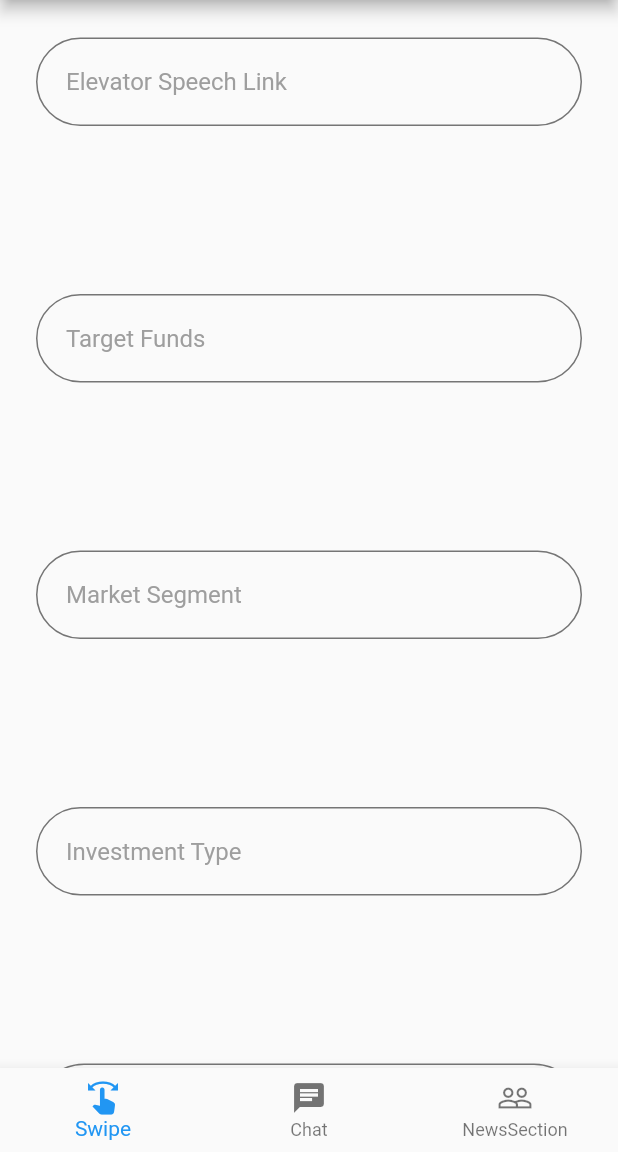
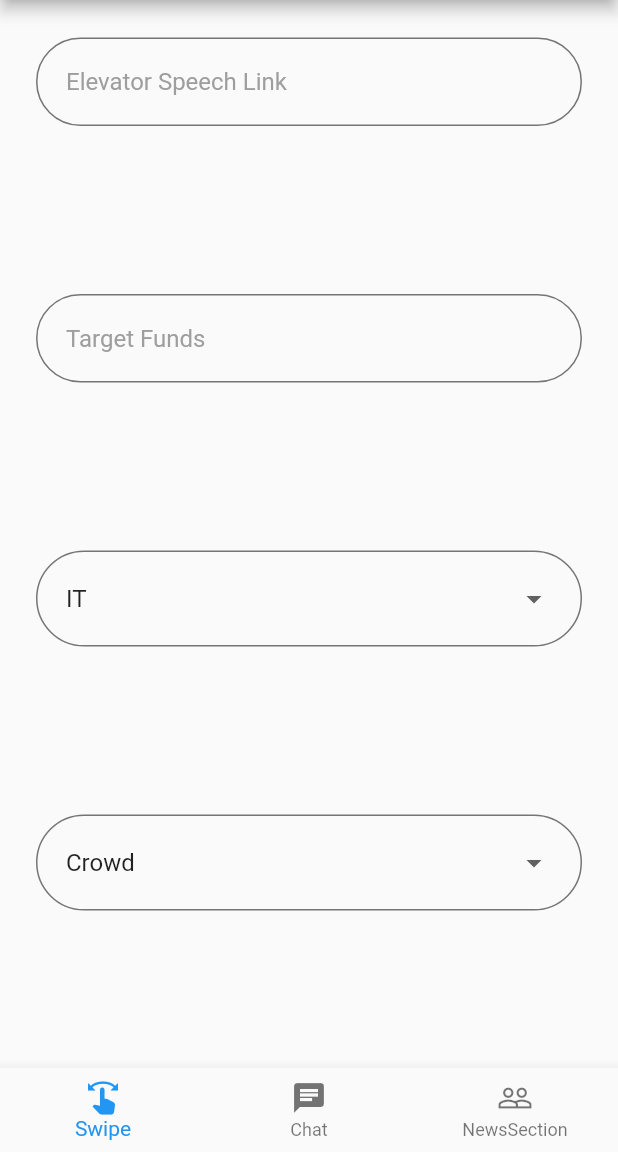
Before and after one commit to Hala-Kaisi/Fynder, a Flutter app: the StartupProfileScreen screen opened directly with empty values, scrolled down 576 dp, on a phone screen of 412 x 824 dp, the part 84-1236 px from its top. Run offline on Flutter 3.47's test engine with Material 2 defaults, Android fonts, the phone set to English and light mode, and no system bars; our stand-ins replace cloud_firestore, emoji_picker_flutter, firebase_auth, firebase_core, firebase_storage, flutter_keyboard_visibility and 1 more; missing offline and left inert: flutter_swipecards, swipable_stack; accounts and stored records are empty.

Commit message:
startup investment type and market segment turned into drop down list

```diff
--- a/lib/screens/startup_profile_screen.dart
+++ b/lib/screens/startup_profile_screen.dart
@@ -33,6 +33,8 @@ class _StartupProfileScreenState extends State<StartupProfileScreen> {
   late String? picture;
 
   String locationValue = 'EU Zone';
+  String segmentValue = 'IT';
+  String investmentValue = "Crowd";
 
   var locationList = [
     "EU Zone",
@@ -41,6 +43,21 @@ class _StartupProfileScreenState extends State<StartupProfileScreen> {
     "USA",
     "North Africa",
     "Canada"
+  ];
+
+  var marketSegmentList = [
+    "IT",
+    "Health",
+    "Education",
+    "Tourism",
+    "Military",
+    "Science"
+  ];
+
+  var investmentTypeList = [
+    "Crowd",
+    "Direct",
+    "Crypto"
   ];
 
   @override
@@ -149,9 +166,35 @@ class _StartupProfileScreenState extends State<StartupProfileScreen> {
                     ),
                     Padding(
                       padding: const EdgeInsets.all(24.0),
-                      child: TextField(
-                        controller: txtMarketSegment,
-                        decoration: InputDecoration(hintText: 'Market Segment'),
+                      child: FormField<String>(
+                        builder: (FormFieldState<String> state) {
+                          return InputDecorator(
+                            decoration: InputDecoration(
+                                errorStyle: TextStyle(
+                                    color: Colors.redAccent, fontSize: 16.0),
+                                border: OutlineInputBorder(
+                                    borderRadius: BorderRadius.circular(5.0))),
+                            isEmpty: segmentValue == '',
+                            child: DropdownButtonHideUnderline(
+                              child: DropdownButton<String>(
+                                value: segmentValue,
+                                isDense: true,
+                                onChanged: (String? newValue) {
+                                  setState(() {
+                                    segmentValue = newValue!;
+                                    state.didChange(newValue);
+                                  });
+                                },
+                                items: marketSegmentList.map((String value) {
+                                  return DropdownMenuItem<String>(
+                                    value: value,
+                                    child: Text(value),
+                                  );
+                                }).toList(),
+                              ),
+                            ),
+                          );
+                        },
                       ),
                     ),
                     Padding(
@@ -160,10 +203,35 @@ class _StartupProfileScreenState extends State<StartupProfileScreen> {
                     ),
                     Padding(
                       padding: const EdgeInsets.all(24.0),
-                      child: TextField(
-                        controller: txtInvestmentType,
-                        decoration:
-                            InputDecoration(hintText: 'Investment Type'),
+                      child: FormField<String>(
+                        builder: (FormFieldState<String> state) {
+                          return InputDecorator(
+                            decoration: InputDecoration(
+                                errorStyle: TextStyle(
+                                    color: Colors.redAccent, fontSize: 16.0),
+                                border: OutlineInputBorder(
+                                    borderRadius: BorderRadius.circular(5.0))),
+                            isEmpty: investmentValue == '',
+                            child: DropdownButtonHideUnderline(
+                              child: DropdownButton<String>(
+                                value: investmentValue,
+                                isDense: true,
+                                onChanged: (String? newValue) {
+                                  setState(() {
+                                    investmentValue = newValue!;
+                                    state.didChange(newValue);
+                                  });
+                                },
+                                items: investmentTypeList.map((String value) {
+                                  return DropdownMenuItem<String>(
+                                    value: value,
+                                    child: Text(value),
+                                  );
+                                }).toList(),
+                              ),
+                            ),
+                          );
+                        },
                       ),
                     ),
                     Padding(
@@ -234,11 +302,11 @@ class _StartupProfileScreenState extends State<StartupProfileScreen> {
                         if (txtVideoLink.text != '') {
                           videoLink = txtVideoLink.text;
                         }
-                        if (txtInvestmentType.text != '') {
-                          investmentType = txtInvestmentType.text;
+                        if (investmentValue != '') {
+                          investmentType = investmentValue;
                         }
-                        if (txtMarketSegment.text != '') {
-                          marketSegment = txtMarketSegment.text;
+                        if (segmentValue != '') {
+                          marketSegment = segmentValue;
                         }
                         if (txtTargetFunds.text != '') {
                           targetFunds = txtTargetFunds.text;
@@ -250,7 +318,8 @@ class _StartupProfileScreenState extends State<StartupProfileScreen> {
                           location = locationValue;
                         }
 
-                        StartupProvider startupProvider = StartupProvider(uid: _currentUser.uid);
+                        StartupProvider startupProvider =
+                            StartupProvider(uid: _currentUser.uid);
                         startupProvider.changeName = name;
                         startupProvider.changeIdeaSummary = ideaSummary;
                         startupProvider.changePersonalLink =
@@ -259,7 +328,7 @@ class _StartupProfileScreenState extends State<StartupProfileScreen> {
                         startupProvider.changeMarketSegment = marketSegment;
                         startupProvider.changeTargetFunds = targetFunds;
                         startupProvider.changeVideoLink = videoLink;
-                        startupProvider.changeLocation = locationValue;
+                        startupProvider.changeLocation = location;
                         startupProvider.changePic = picture;
                         startupProvider.changeUid = _currentUser.uid;
                         startupProvider.updateStartupProfile();
```
Also changed, not shown: lib/sign_up_screens/startup_sign_up.dart (+41 -17 lines).
